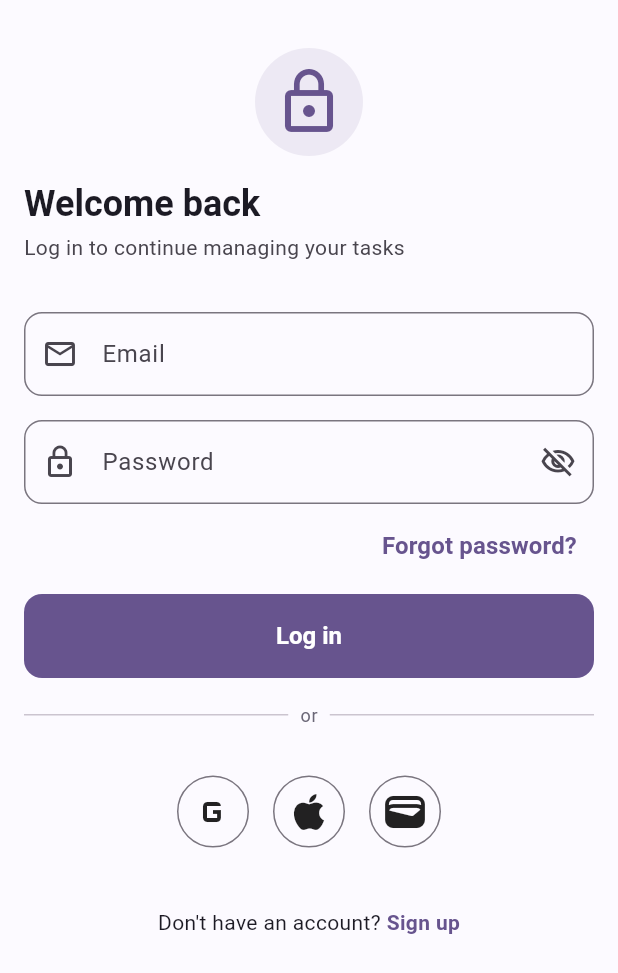
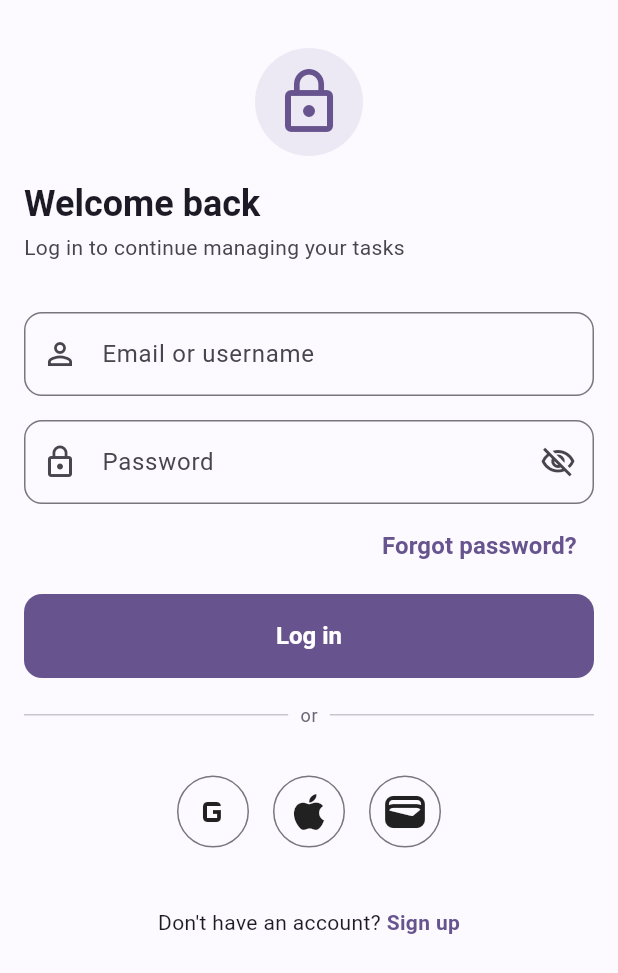
Before and after one commit to AyachiNeneSanobauxichi/Taskly, a Flutter app: the screen it shows after launch, on a phone screen of 412 x 824 dp. Shown: the top 973 px of the screen. Run offline on Flutter 3.47's test engine with Material 3 defaults, Android fonts, the phone set to English and light mode, and no system bars; our stand-ins replace dio, flutter_dotenv, flutter_riverpod, flutter_secure_storage, form_builder_validators, freezed_annotation and 3 more.

Commit message:
login page

```diff
--- a/lib/features/auth/screens/login/login.dart
+++ b/lib/features/auth/screens/login/login.dart
@@ -20,7 +20,8 @@ class LoginScreen extends ConsumerStatefulWidget {
 class _LoginScreenState extends ConsumerState<LoginScreen> {
   final _formKey = GlobalKey<FormState>();
 
-  final _emailController = TextEditingController();
+  // 登录标识符：邮箱或用户名（v2）。后端登录用 identifier 字段，不限定为邮箱。
+  final _identifierController = TextEditingController();
   final _passwordController = TextEditingController();
 
   // 登录进行中的本地标记（控制按钮 loading）。登录成功的导航由路由守卫依据
@@ -52,7 +53,7 @@ class _LoginScreenState extends ConsumerState<LoginScreen> {
       await ref
           .read(authControllerProvider.notifier)
           .login(
-            identifier: _emailController.text.trim(),
+            identifier: _identifierController.text.trim(),
             password: _passwordController.text,
           );
     } on Object catch (e) {
@@ -69,7 +70,7 @@ class _LoginScreenState extends ConsumerState<LoginScreen> {
   @override
   void dispose() {
     _formKey.currentState?.dispose();
-    _emailController.dispose();
+    _identifierController.dispose();
     _passwordController.dispose();
     _goRegisterTap.dispose();
     super.dispose();
@@ -121,28 +122,22 @@ class _LoginScreenState extends ConsumerState<LoginScreen> {
                 ),
                 const SizedBox(height: WsyAppSpacing.lg),
                 AuthInput(
-                  label: l10n.authEmailLabel,
-                  icon: Icons.mail_outline,
-                  controller: _emailController,
-                  keyboardType: TextInputType.emailAddress,
+                  // v2：登录标识符接受邮箱或用户名，故不再做邮箱格式校验，仅校验必填。
+                  label: l10n.authIdentifierLabel,
+                  icon: Icons.person_outline,
+                  controller: _identifierController,
                   textInputAction: TextInputAction.next,
-                  autofillHints: [AutofillHints.email],
-                  validator: FormBuilderValidators.compose([
-                    FormBuilderValidators.required(),
-                    FormBuilderValidators.email(),
-                  ]),
+                  autofillHints: [AutofillHints.username],
+                  validator: FormBuilderValidators.required(),
                 ),
                 const SizedBox(height: WsyAppSpacing.md),
                 AuthPassword(
+                  // 登录只校验必填：密码复杂度规则属于注册期约束，登录不重复施加。
                   label: l10n.authPasswordLabel,
                   controller: _passwordController,
                   textInputAction: TextInputAction.done,
                   autofillHints: [AutofillHints.password],
-                  validator: FormBuilderValidators.compose([
-                    FormBuilderValidators.required(),
-                    FormBuilderValidators.minLength(8),
-                    FormBuilderValidators.maxLength(16),
-                  ]),
+                  validator: FormBuilderValidators.required(),
                 ),
                 const SizedBox(height: WsyAppSpacing.xs),
                 Align(
--- a/lib/l10n/app_en.arb
+++ b/lib/l10n/app_en.arb
@@ -25,6 +25,14 @@
   "authHidePassword": "Hide password",
   "@authHidePassword": {
     "description": "Tooltip for the button that hides the password"
+  },
+  "authIdentifierLabel": "Email or username",
+  "@authIdentifierLabel": {
+    "description": "Label for the login identifier field that accepts an email or a username"
+  },
+  "authPasswordWeak": "Password must contain at least one uppercase letter, one lowercase letter, one number, and one special character",
+  "@authPasswordWeak": {
+    "description": "Validation error when the password does not meet the complexity requirements"
   },
 
   "loginTitle": "Welcome back",
--- a/lib/l10n/app_localizations.dart
+++ b/lib/l10n/app_localizations.dart
@@ -133,6 +133,18 @@ abstract class AppLocalizations {
   /// In en, this message translates to:
   /// **'Hide password'**
   String get authHidePassword;
+
+  /// Label for the login identifier field that accepts an email or a username
+  ///
+  /// In en, this message translates to:
+  /// **'Email or username'**
+  String get authIdentifierLabel;
+
+  /// Validation error when the password does not meet the complexity requirements
+  ///
+  /// In en, this message translates to:
+  /// **'Password must contain at least one uppercase letter, one lowercase letter, one number, and one special character'**
+  String get authPasswordWeak;
 
   /// Login screen headline
   ///
--- a/lib/l10n/app_localizations_zh.dart
+++ b/lib/l10n/app_localizations_zh.dart
@@ -25,6 +25,12 @@ class AppLocalizationsZh extends AppLocalizations {
 
   @override
   String get authHidePassword => '隐藏密码';
+
+  @override
+  String get authIdentifierLabel => '邮箱或用户名';
+
+  @override
+  String get authPasswordWeak => '密码需包含至少一个大写字母、一个小写字母、一个数字和一个特殊字符';
 
   @override
   String get loginTitle => '欢迎回来';
--- a/lib/l10n/app_zh.arb
+++ b/lib/l10n/app_zh.arb
@@ -8,6 +8,8 @@
   "authPasswordLabel": "密码",
   "authShowPassword": "显示密码",
   "authHidePassword": "隐藏密码",
+  "authIdentifierLabel": "邮箱或用户名",
+  "authPasswordWeak": "密码需包含至少一个大写字母、一个小写字母、一个数字和一个特殊字符",
 
   "loginTitle": "欢迎回来",
   "loginSubtitle": "登录以继续管理你的任务",
```
Also changed, not shown: lib/features/auth/screens/register/register.dart (+10 -2 lines), lib/l10n/app_localizations_en.dart (+7 -0 lines), 1 other file.
